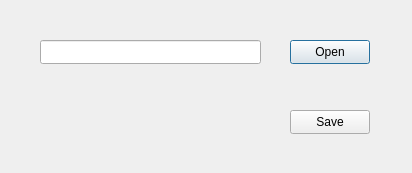
First picture: the form in dialogglobalsettings.ui, repository qwerty258/filemetadata, before the edit.
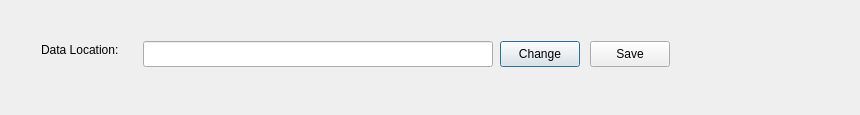
Second picture: the form after the edit.

What changed in the file:
```diff
--- a/dialogglobalsettings.ui
+++ b/dialogglobalsettings.ui
@@ -6,49 +6,62 @@
    <rect>
     <x>0</x>
     <y>0</y>
-    <width>412</width>
-    <height>173</height>
+    <width>860</width>
+    <height>115</height>
    </rect>
   </property>
   <property name="windowTitle">
    <string>Settings</string>
   </property>
-  <widget class="QLineEdit" name="lineEditDataPath">
+  <widget class="QPushButton" name="pushButtonChange">
    <property name="geometry">
     <rect>
-     <x>40</x>
-     <y>40</y>
-     <width>221</width>
-     <height>24</height>
-    </rect>
-   </property>
-  </widget>
-  <widget class="QPushButton" name="pushButtonOpen">
-   <property name="geometry">
-    <rect>
-     <x>290</x>
-     <y>40</y>
+     <x>500</x>
+     <y>41</y>
      <width>80</width>
-     <height>24</height>
+     <height>26</height>
     </rect>
    </property>
    <property name="text">
-    <string>Open</string>
+    <string>Change</string>
    </property>
   </widget>
   <widget class="QPushButton" name="pushButtonSave">
    <property name="geometry">
     <rect>
-     <x>290</x>
-     <y>110</y>
+     <x>590</x>
+     <y>41</y>
      <width>80</width>
-     <height>24</height>
+     <height>26</height>
     </rect>
    </property>
    <property name="text">
     <string>Save</string>
    </property>
   </widget>
+  <widget class="QLineEdit" name="lineEditDataPath">
+   <property name="geometry">
+    <rect>
+     <x>143</x>
+     <y>41</y>
+     <width>350</width>
+     <height>26</height>
+    </rect>
+   </property>
+  </widget>
+  <widget class="QLabel" name="label">
+   <property name="geometry">
+    <rect>
+     <x>41</x>
+     <y>41</y>
+     <width>96</width>
+     <height>18</height>
+    </rect>
+   </property>
+   <property name="text">
+    <string>Data Location:</string>
+   </property>
+  </widget>
  </widget>
  <resources/>
  <connections/>
```
